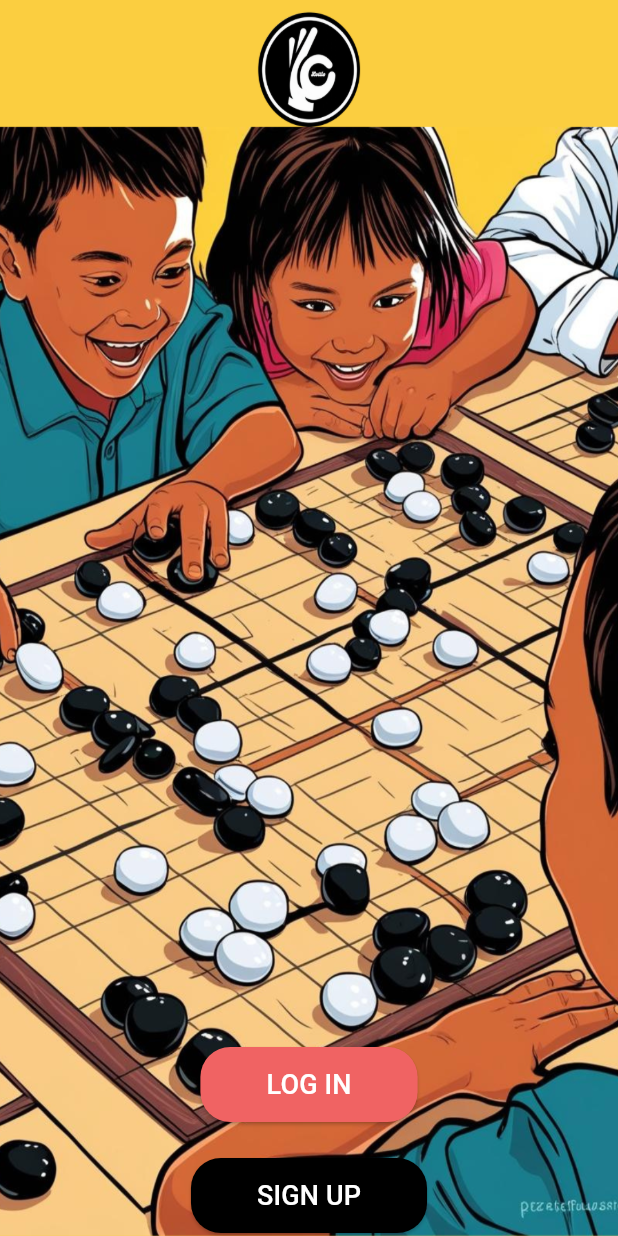
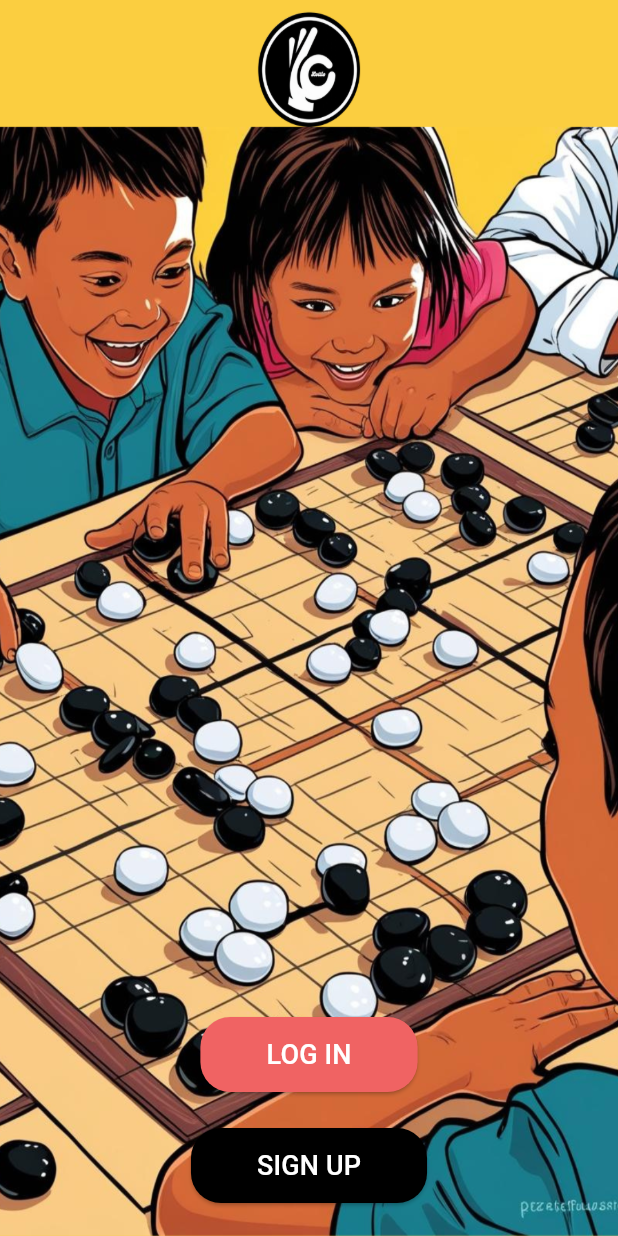
Before and after one commit to hisushanta/playgo, a Flutter app: the screen it shows after launch, on a phone screen of 412 x 824 dp. Run offline on Flutter 3.47's test engine with Material 3 defaults, Android fonts, the phone set to English and light mode, and no system bars; our stand-ins replace audioplayers, cloud_firestore, emoji_picker_flutter, firebase_auth, firebase_core, firebase_storage and 4 more; missing offline and left inert: firebase_ui_auth; accounts and stored records are empty.

Commit message:
added margin on main screen

```diff
--- a/playgo/lib/main.dart
+++ b/playgo/lib/main.dart
@@ -62,7 +62,9 @@ class _MyHomePageState extends State<MyHomePage> {
           ),
 
           Center(
-          child: Column(
+          child: Container(
+            margin: const EdgeInsets.all(20.0),
+            child: Column(
           mainAxisAlignment: MainAxisAlignment.end,
           children: [
            const SizedBox(height: 20),
@@ -129,6 +131,7 @@ class _MyHomePageState extends State<MyHomePage> {
           ],
           ),
           ),
+          )
         ],
       ),
     );
```
